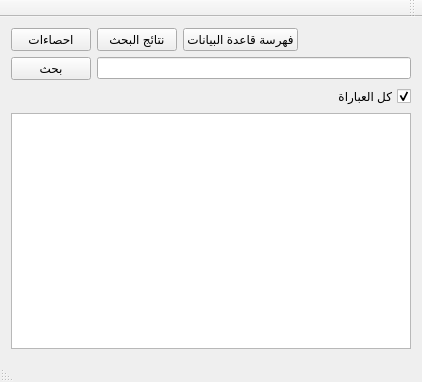
Above: mainwindow.ui from boussouira/albahhet before the change. Below: the same form after it.
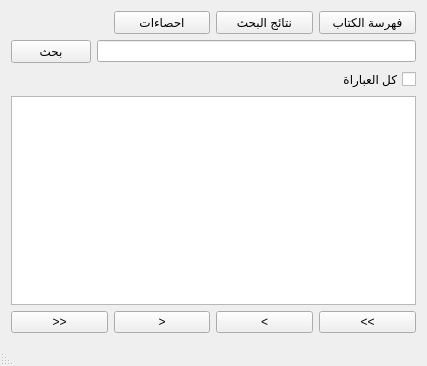
That is the form after the change.

Diff of the .ui file:
```diff
--- a/mainwindow.ui
+++ b/mainwindow.ui
@@ -6,8 +6,8 @@
    <rect>
     <x>0</x>
     <y>0</y>
-    <width>422</width>
-    <height>382</height>
+    <width>427</width>
+    <height>366</height>
    </rect>
   </property>
   <property name="windowTitle">
@@ -20,52 +20,15 @@
    <locale language="Arabic" country="SaudiArabia"/>
   </property>
   <widget class="QWidget" name="centralWidget">
-   <layout class="QVBoxLayout" name="verticalLayout">
-    <item>
-     <layout class="QHBoxLayout" name="horizontalLayout">
-      <item>
-       <spacer name="horizontalSpacer">
-        <property name="orientation">
-         <enum>Qt::Horizontal</enum>
-        </property>
-        <property name="sizeHint" stdset="0">
-         <size>
-          <width>40</width>
-          <height>20</height>
-         </size>
-        </property>
-       </spacer>
-      </item>
-      <item>
-       <widget class="QPushButton" name="pushIndex">
-        <property name="maximumSize">
-         <size>
-          <width>151</width>
-          <height>31</height>
-         </size>
-        </property>
-        <property name="text">
-         <string>فهرسة قاعدة البيانات</string>
-        </property>
-       </widget>
-      </item>
-      <item>
-       <widget class="QPushButton" name="pushRCount">
-        <property name="text">
-         <string>نتائج البحث</string>
-        </property>
-       </widget>
-      </item>
-      <item>
-       <widget class="QPushButton" name="pushStatstic">
-        <property name="text">
-         <string>احصاءات</string>
-        </property>
-       </widget>
-      </item>
-     </layout>
+   <layout class="QGridLayout" name="gridLayout">
+    <item row="0" column="1">
+     <widget class="QPushButton" name="pushRCount">
+      <property name="text">
+       <string>نتائج البحث</string>
+      </property>
+     </widget>
     </item>
-    <item>
+    <item row="2" column="0" colspan="4">
      <layout class="QHBoxLayout" name="horizontalLayout_2">
       <item>
        <widget class="QLineEdit" name="lineQuery"/>
@@ -79,39 +42,66 @@
       </item>
      </layout>
     </item>
-    <item>
+    <item row="3" column="0">
      <widget class="QCheckBox" name="checkBox">
       <property name="text">
        <string>كل العباراة</string>
       </property>
-      <property name="checked">
-       <bool>true</bool>
-      </property>
      </widget>
     </item>
-    <item>
+    <item row="4" column="0" colspan="4">
      <widget class="QTableView" name="tableView"/>
     </item>
+    <item row="5" column="0">
+     <widget class="QPushButton" name="pushGoFirst">
+      <property name="text">
+       <string>&lt;&lt;</string>
+      </property>
+     </widget>
+    </item>
+    <item row="0" column="0">
+     <widget class="QPushButton" name="pushIndex">
+      <property name="maximumSize">
+       <size>
+        <width>151</width>
+        <height>31</height>
+       </size>
+      </property>
+      <property name="text">
+       <string>فهرسة الكتاب</string>
+      </property>
+     </widget>
+    </item>
+    <item row="5" column="1">
+     <widget class="QPushButton" name="pushGoPrev">
+      <property name="text">
+       <string>&lt;</string>
+      </property>
+     </widget>
+    </item>
+    <item row="5" column="3">
+     <widget class="QPushButton" name="pushGoLast">
+      <property name="text">
+       <string>&gt;&gt;</string>
+      </property>
+     </widget>
+    </item>
+    <item row="5" column="2">
+     <widget class="QPushButton" name="pushGoNext">
+      <property name="text">
+       <string>&gt;</string>
+      </property>
+     </widget>
+    </item>
+    <item row="0" column="2">
+     <widget class="QPushButton" name="pushStatstic">
+      <property name="text">
+       <string>احصاءات</string>
+      </property>
+     </widget>
+    </item>
    </layout>
   </widget>
-  <widget class="QMenuBar" name="menuBar">
-   <property name="geometry">
-    <rect>
-     <x>0</x>
-     <y>0</y>
-     <width>422</width>
-     <height>25</height>
-    </rect>
-   </property>
-  </widget>
-  <widget class="QToolBar" name="mainToolBar">
-   <attribute name="toolBarArea">
-    <enum>TopToolBarArea</enum>
-   </attribute>
-   <attribute name="toolBarBreak">
-    <bool>false</bool>
-   </attribute>
-  </widget>
   <widget class="QStatusBar" name="statusBar"/>
  </widget>
  <layoutdefault spacing="6" margin="11"/>
```
